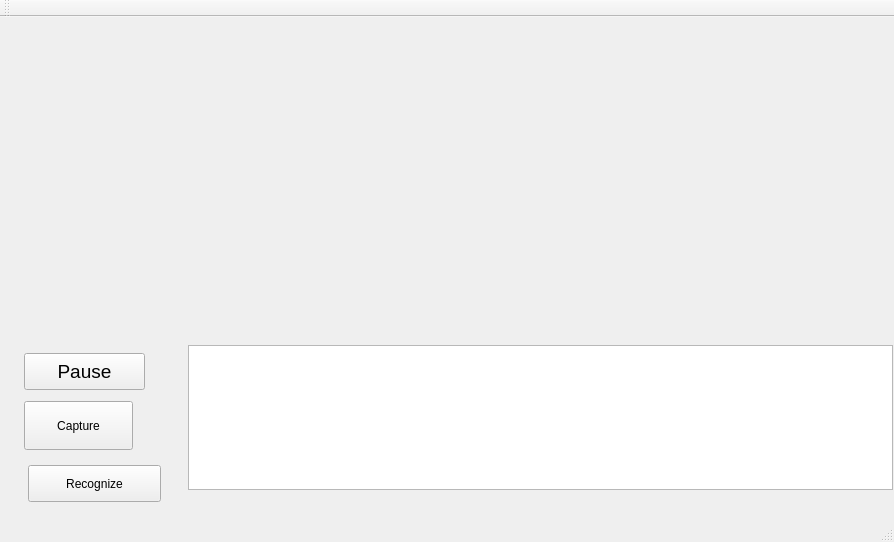
Qt form mainwindow.ui (degieusz/face_recogniction) before a commit.
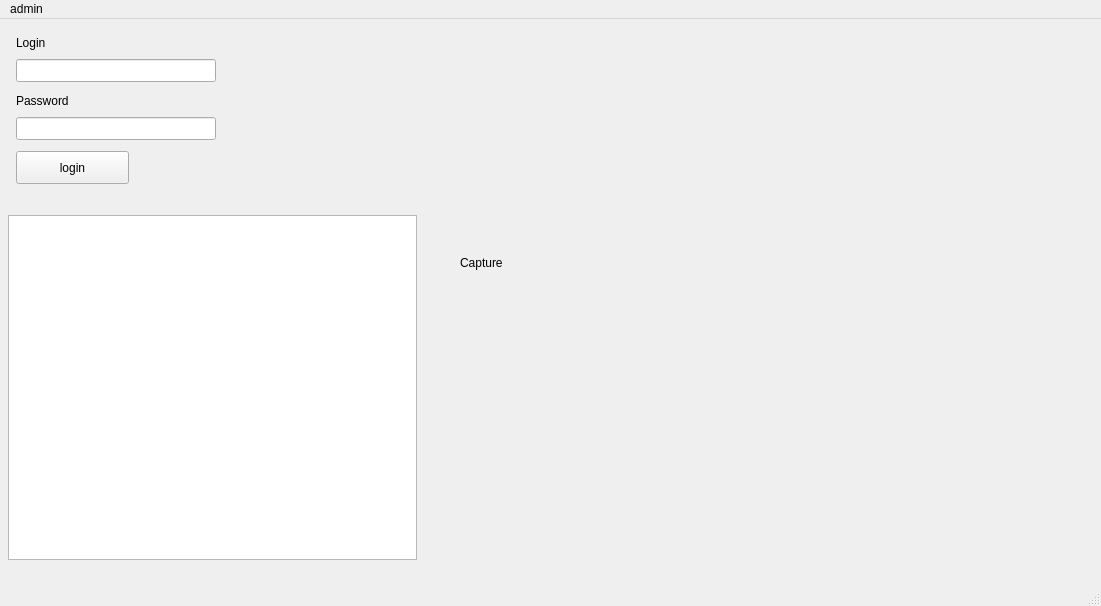
The same form after that commit.

What changed in the file:
```diff
--- a/mainwindow.ui
+++ b/mainwindow.ui
@@ -6,89 +6,98 @@
    <rect>
     <x>0</x>
     <y>0</y>
-    <width>894</width>
-    <height>542</height>
+    <width>1101</width>
+    <height>606</height>
    </rect>
   </property>
   <property name="windowTitle">
    <string>MainWindow</string>
   </property>
   <widget class="QWidget" name="centralWidget">
-   <widget class="QLabel" name="original_image">
+   <widget class="QPushButton" name="login_button">
     <property name="geometry">
      <rect>
-      <x>20</x>
-      <y>15</y>
-      <width>553</width>
-      <height>297</height>
+      <x>16</x>
+      <y>132</y>
+      <width>113</width>
+      <height>33</height>
      </rect>
     </property>
-    <property name="autoFillBackground">
-     <bool>true</bool>
-    </property>
     <property name="text">
-     <string/>
+     <string>login</string>
     </property>
    </widget>
-   <widget class="QPushButton" name="pause_resume">
+   <widget class="QLineEdit" name="login">
     <property name="geometry">
      <rect>
-      <x>24</x>
-      <y>336</y>
-      <width>121</width>
-      <height>37</height>
+      <x>16</x>
+      <y>40</y>
+      <width>200</width>
+      <height>23</height>
      </rect>
     </property>
-    <property name="font">
-     <font>
-      <pointsize>14</pointsize>
-     </font>
+   </widget>
+   <widget class="QLineEdit" name="password">
+    <property name="geometry">
+     <rect>
+      <x>16</x>
+      <y>98</y>
+      <width>200</width>
+      <height>23</height>
+     </rect>
     </property>
-    <property name="text">
-     <string>Pause</string>
+    <property name="echoMode">
+     <enum>QLineEdit::Password</enum>
     </property>
    </widget>
-   <widget class="QPlainTextEdit" name="debug_prints">
+   <widget class="QLabel" name="label">
     <property name="geometry">
      <rect>
-      <x>188</x>
-      <y>328</y>
-      <width>705</width>
-      <height>145</height>
+      <x>16</x>
+      <y>16</y>
+      <width>109</width>
+      <height>16</height>
      </rect>
     </property>
-    <property name="readOnly">
-     <bool>true</bool>
+    <property name="text">
+     <string>Login</string>
     </property>
-    <property name="tabStopWidth">
-     <number>140</number>
-    </property>
    </widget>
-   <widget class="QPushButton" name="pushButton">
+   <widget class="QLabel" name="label_2">
     <property name="geometry">
      <rect>
-      <x>24</x>
-      <y>384</y>
+      <x>16</x>
+      <y>74</y>
       <width>109</width>
-      <height>49</height>
+      <height>16</height>
+     </rect>
+    </property>
+    <property name="text">
+     <string>Password</string>
+    </property>
+   </widget>
+   <widget class="QLabel" name="captured_image">
+    <property name="geometry">
+     <rect>
+      <x>460</x>
+      <y>4</y>
+      <width>640</width>
+      <height>480</height>
      </rect>
     </property>
     <property name="text">
      <string>Capture</string>
     </property>
    </widget>
-   <widget class="QPushButton" name="recognize_button">
+   <widget class="QPlainTextEdit" name="debug_prints">
     <property name="geometry">
      <rect>
-      <x>28</x>
-      <y>448</y>
-      <width>133</width>
-      <height>37</height>
+      <x>8</x>
+      <y>196</y>
+      <width>409</width>
+      <height>345</height>
      </rect>
     </property>
-    <property name="text">
-     <string>Recognize</string>
-    </property>
    </widget>
   </widget>
   <widget class="QMenuBar" name="menuBar">
@@ -96,18 +105,18 @@
     <rect>
      <x>0</x>
      <y>0</y>
-     <width>894</width>
+     <width>1101</width>
      <height>20</height>
     </rect>
    </property>
-  </widget>
-  <widget class="QToolBar" name="mainToolBar">
-   <attribute name="toolBarArea">
-    <enum>TopToolBarArea</enum>
-   </attribute>
-   <attribute name="toolBarBreak">
-    <bool>false</bool>
-   </attribute>
+   <widget class="QMenu" name="menuGhg">
+    <property name="title">
+     <string>admin</string>
+    </property>
+    <addaction name="actionAdd_user"/>
+    <addaction name="actionDelete_user"/>
+   </widget>
+   <addaction name="menuGhg"/>
   </widget>
   <widget class="QStatusBar" name="statusBar"/>
  </widget>
```
Left out of the diff: 10 changed lines with no effect on the pictures.
